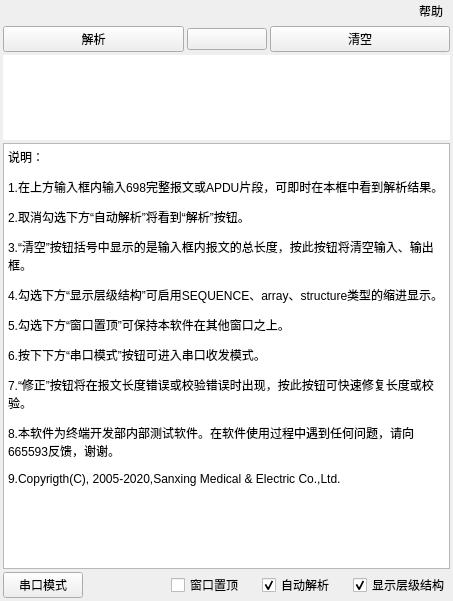
Before: the Qt Designer form UI/trans_window.ui in KayFelicities/698trans, drawn with Qt 5.
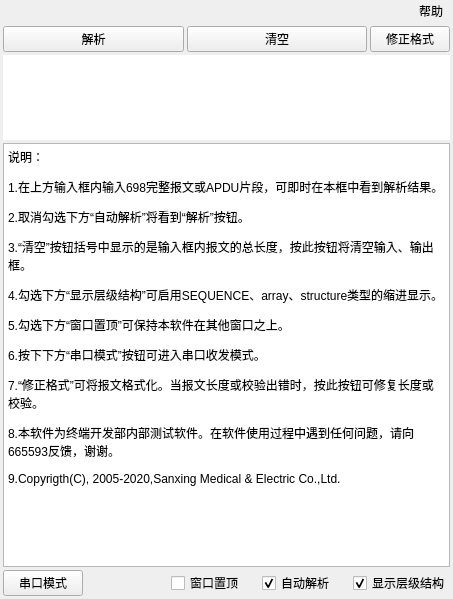
After: the same form once the commit is applied. Icons and pictures are not drawn.

Commit message: quick fix L/HCS/FCS

Diff of the .ui file:
```diff
--- a/UI/trans_window.ui
+++ b/UI/trans_window.ui
@@ -11,7 +11,7 @@
     <x>0</x>
     <y>0</y>
     <width>453</width>
-    <height>601</height>
+    <height>599</height>
    </rect>
   </property>
   <property name="windowTitle">
@@ -65,13 +65,6 @@
           </property>
          </widget>
         </item>
-        <item>
-         <widget class="QPushButton" name="quick_fix_button">
-          <property name="text">
-           <string> </string>
-          </property>
-         </widget>
-        </item>
         <item>
          <widget class="QPushButton" name="clear_button">
           <property name="sizePolicy">
@@ -85,6 +78,13 @@
           </property>
          </widget>
         </item>
+        <item>
+         <widget class="QPushButton" name="quick_fix_button">
+          <property name="text">
+           <string>修正格式</string>
+          </property>
+         </widget>
+        </item>
        </layout>
       </item>
       <item>
@@ -192,7 +192,7 @@
 &lt;p style=&quot; margin-top:12px; margin-bottom:12px; margin-left:0px; margin-right:0px; -qt-block-indent:0; text-indent:0px;&quot;&gt;4.勾选下方“显示层级结构”可启用SEQUENCE、array、structure类型的缩进显示。&lt;/p&gt;
 &lt;p style=&quot; margin-top:12px; margin-bottom:12px; margin-left:0px; margin-right:0px; -qt-block-indent:0; text-indent:0px;&quot;&gt;5.勾选下方“窗口置顶”可保持本软件在其他窗口之上。&lt;/p&gt;
 &lt;p style=&quot; margin-top:12px; margin-bottom:12px; margin-left:0px; margin-right:0px; -qt-block-indent:0; text-indent:0px;&quot;&gt;6.按下下方“串口模式”按钮可进入串口收发模式。&lt;/p&gt;
-&lt;p style=&quot; margin-top:12px; margin-bottom:12px; margin-left:0px; margin-right:0px; -qt-block-indent:0; text-indent:0px;&quot;&gt;7.“修正”按钮将在报文长度错误或校验错误时出现，按此按钮可快速修复长度或校验。&lt;/p&gt;
+&lt;p style=&quot; margin-top:12px; margin-bottom:12px; margin-left:0px; margin-right:0px; -qt-block-indent:0; text-indent:0px;&quot;&gt;7.“修正格式”可将报文格式化。当报文长度或校验出错时，按此按钮可修复长度或校验。&lt;/p&gt;
 &lt;p style=&quot; margin-top:12px; margin-bottom:12px; margin-left:0px; margin-right:0px; -qt-block-indent:0; text-indent:0px;&quot;&gt;8.本软件为终端开发部内部测试软件。在软件使用过程中遇到任何问题，请向665593反馈，谢谢。&lt;/p&gt;
 &lt;p style=&quot; margin-top:12px; margin-bottom:12px; margin-left:0px; margin-right:0px; -qt-block-indent:0; text-indent:0px;&quot;&gt;9.Copyrigth(C), 2005-2020,Sanxing Medical &amp;amp; Electric Co.,Ltd.&lt;/p&gt;&lt;/body&gt;&lt;/html&gt;</string>
           </property>
```
The commit also changes 8 other files.
